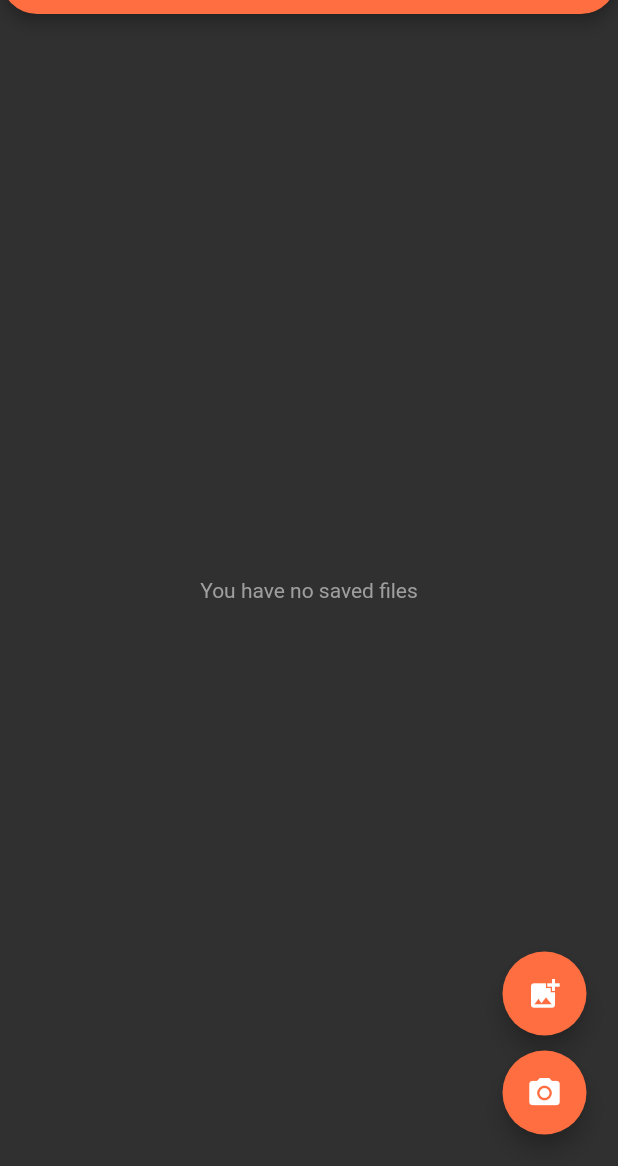
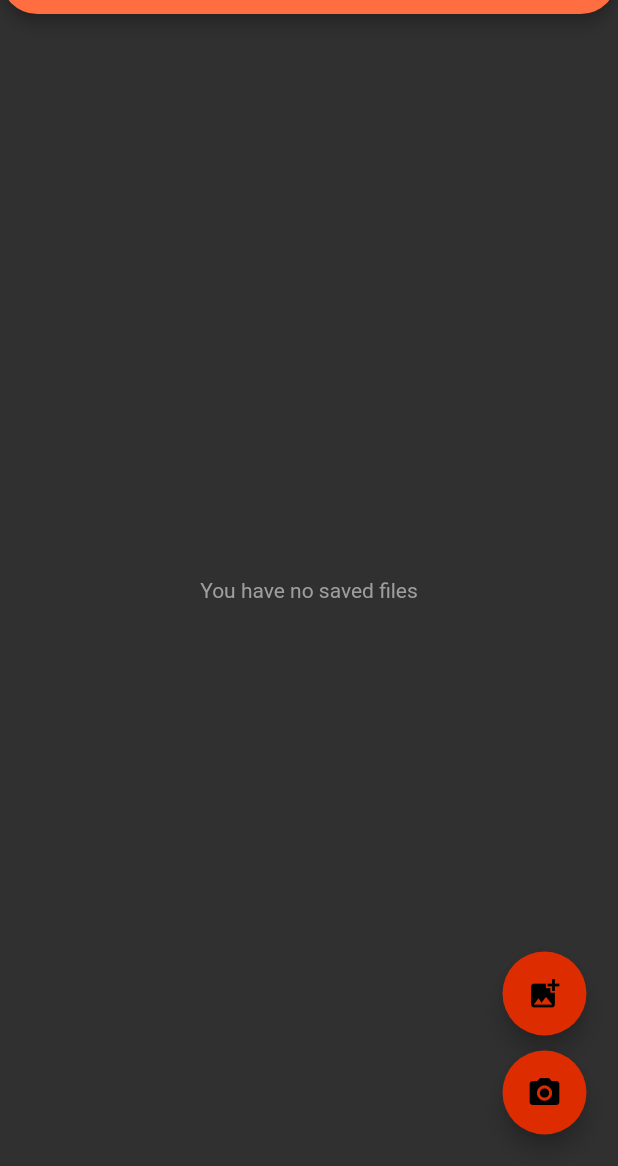
Before and after one commit to devanshhooda/get_pdf, a Flutter app: the screen it shows after launch, on a phone screen of 412 x 824 dp, the part 70-1236 px from its top. Run offline on Flutter 3.47's test engine with Material 2 defaults, Android fonts, the phone set to English and light mode, and no system bars; our stand-ins replace camera, file, file_picker, google_fonts, pdf, permission_handler and 1 more; missing offline and left inert: flutter_full_pdf_viewer, flutter_pdfview, image_editor_pro, share_extend; statements that could not run were skipped.

```diff
--- a/lib/utils/colors.dart
+++ b/lib/utils/colors.dart
@@ -10,8 +10,9 @@ class ColorUtil {
       backgroundColor: Colors.white,
       accentColor: Colors.black,
       textSelectionColor: Colors.purpleAccent,
-      floatingActionButtonTheme:
-          FloatingActionButtonThemeData(backgroundColor: Colors.deepOrange),
+      floatingActionButtonTheme: FloatingActionButtonThemeData(
+          backgroundColor: Colors.purpleAccent[400]),
+      iconTheme: IconThemeData(color: Colors.black),
       dividerColor: Colors.white54,
       dialogTheme: DialogTheme(
           shape:
@@ -24,8 +25,9 @@ class ColorUtil {
       backgroundColor: Colors.black,
       accentColor: Colors.white,
       textSelectionColor: Colors.purpleAccent,
-      floatingActionButtonTheme:
-          FloatingActionButtonThemeData(backgroundColor: Colors.deepOrangeAccent),
+      floatingActionButtonTheme: FloatingActionButtonThemeData(
+          backgroundColor: Colors.deepOrangeAccent[700]),
+      iconTheme: IconThemeData(color: Colors.white),
       dividerColor: Colors.black12,
       dialogTheme: DialogTheme(
           shape:
--- a/pubspec.yaml
+++ b/pubspec.yaml
@@ -13,7 +13,7 @@ dependencies:
     sdk: flutter
   google_fonts: ^1.1.0
   image_editor_pro: ^1.0.6
-
+  flutter_pdfview: ^1.0.0+10
   cupertino_icons: ^0.1.3
   pdf: ^1.8.1
   file: ^5.2.0
```
Also changed, not shown: lib/views/mainScreen.dart (+69 -22 lines), lib/views/viewPdf.dart (+39 -2 lines), pubspec.lock.
